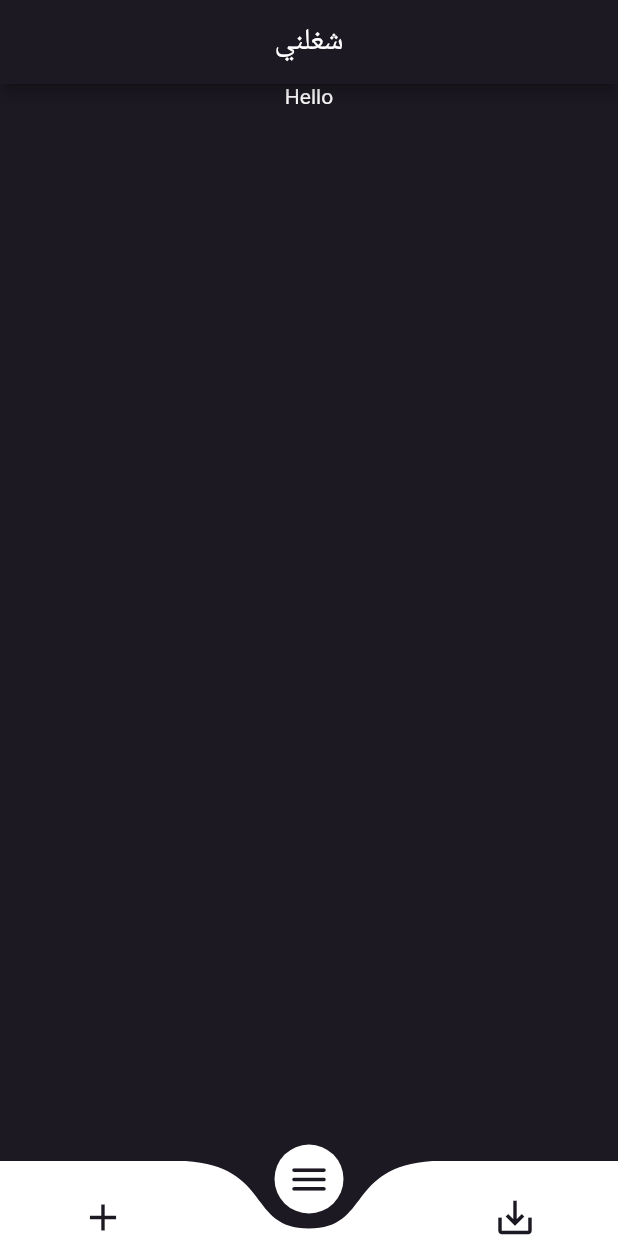
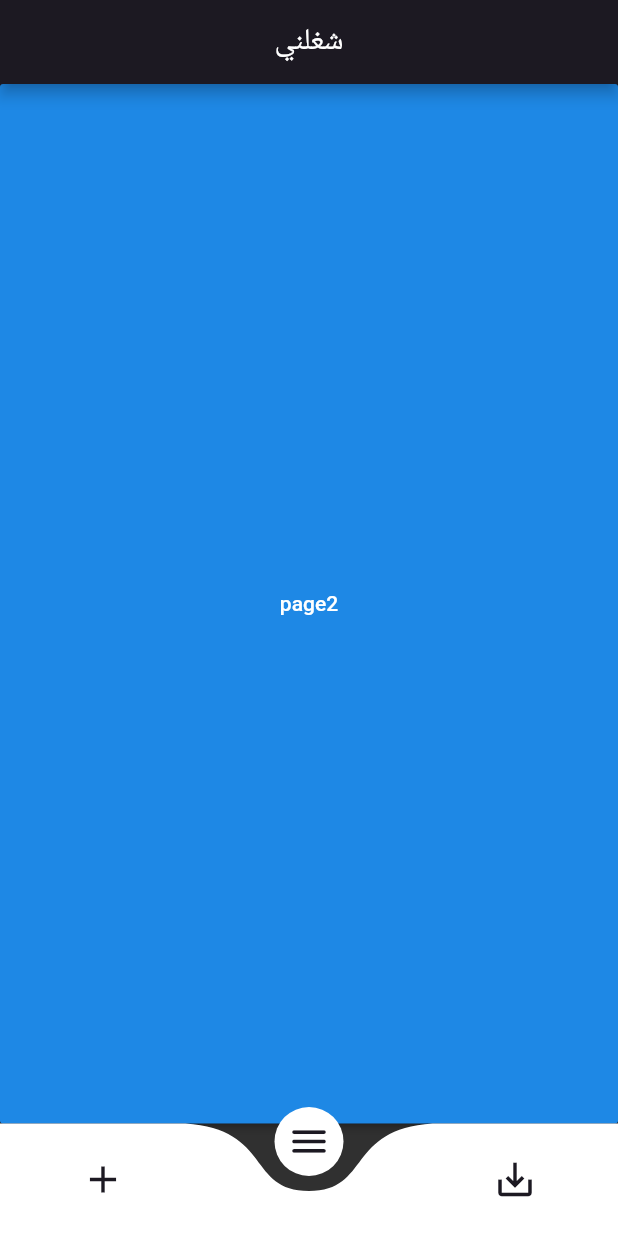
Before and after one commit to Yasmeen700/ShaGhlne, a Flutter app: the screen it shows after launch, on a phone screen of 412 x 824 dp. Run offline on Flutter 3.47's test engine with Material 2 defaults, Android fonts, the phone set to English and light mode, and no system bars; drawn by our look-alikes of curved_navigation_bar; our stand-ins replace flutter_form_builder, get.

```diff
--- a/lib/main.dart
+++ b/lib/main.dart
@@ -25,6 +25,25 @@ class MyHomePage extends StatefulWidget {
 }
 
 class _MyHomePageState extends State<MyHomePage> {
+  //the list of pages for the navbar to switch between
+  final List<Widget> pages = [
+    AddJob(),
+    Container(
+      child: RaisedButton(
+        onPressed: () {},
+        child: Text('page2'),
+      ),
+    ),
+    Container(
+      child: RaisedButton(
+        onPressed: () {},
+        child: Text('page3'),
+      ),
+    )
+  ];
+  final PageStorageBucket bucket = PageStorageBucket();
+  int _selectedIndex = 1;
+
   @override
   Widget build(BuildContext context) {
     return Scaffold(
@@ -38,26 +57,16 @@ class _MyHomePageState extends State<MyHomePage> {
       ),
       bottomNavigationBar: CurvedNavigationBar(
         index: 1,
-        height: 50,
+        height: 75.0,
         animationDuration: Duration(milliseconds: 150),
         animationCurve: Curves.bounceInOut,
-        backgroundColor: Color(0xff1c1922),
+        backgroundColor: Colors.transparent,
         items: <Widget>[
-         GestureDetector(
-
-
-              onTap: () {
-                // Navigator.push(context, MaterialPageRoute(builder: (context) {
-                //   return AddJob();
-                // }));
-                Get.to(AddJob());
-              },
-
-              child: Icon(
-                Icons.add,
-                size: 30,
-                color: Color(0xff1c1922),
-              )),
+          Icon(
+            Icons.add,
+            size: 30,
+            color: Color(0xff1c1922),
+          ),
           Icon(
             Icons.menu_rounded,
             size: 30,
@@ -69,18 +78,20 @@ class _MyHomePageState extends State<MyHomePage> {
             color: Color(0xff1c1922),
           ),
         ],
-        onTap: (index) {},
+        onTap: (index) {
+          print(index);
+          setState(() {
+            _selectedIndex = index;
+          });
+        },
       ),
       body: Container(
         height: MediaQuery.of(context).size.height,
         width: MediaQuery.of(context).size.height,
         color: Color(0xff1c1922),
-        child: Column(
-          children: [
-
-             Text('Hello'),
-
-          ],
+        child: PageStorage(
+          child: pages[_selectedIndex],
+          bucket: bucket,
         ),
       ),
     );
```
Also changed, not shown: lib/ui/add_job_listing.dart (+50 -63 lines).
